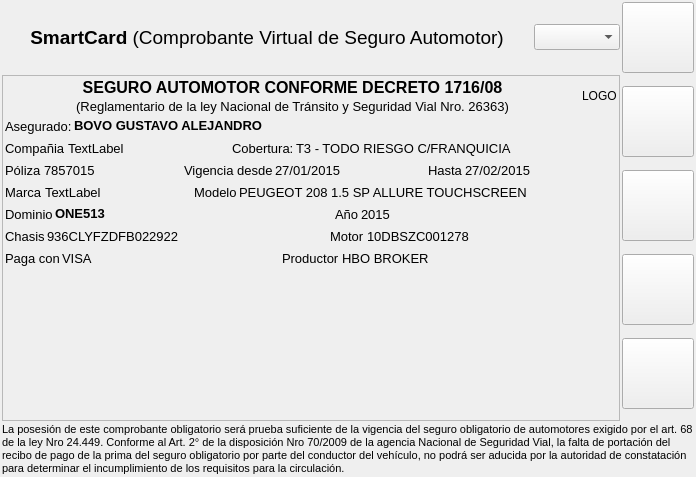
This is dominioAsegurado/mainwindow.ui in diegowald/dominioSeguro as Qt 5 draws it before an edit. The edited form follows.
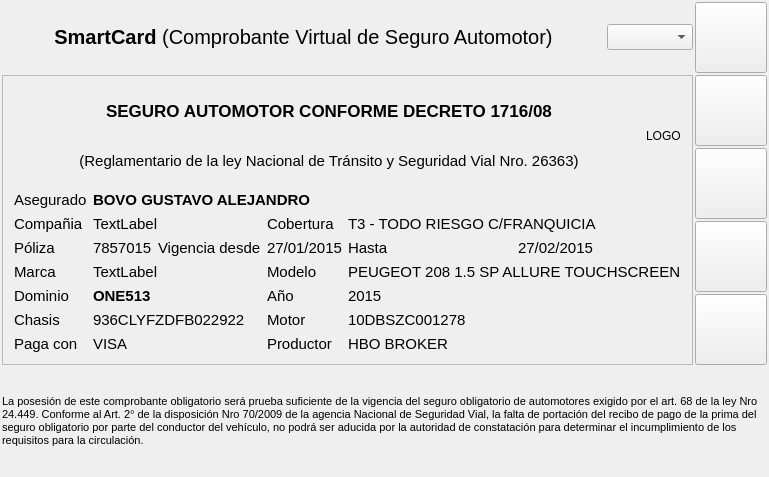
This is the edited form. Icons and pictures are not drawn.

```diff
--- a/dominioAsegurado/mainwindow.ui
+++ b/dominioAsegurado/mainwindow.ui
@@ -6,7 +6,7 @@
    <rect>
     <x>0</x>
     <y>0</y>
-    <width>696</width>
+    <width>752</width>
     <height>477</height>
    </rect>
   </property>
@@ -56,7 +56,7 @@
         </property>
         <property name="font">
          <font>
-          <pointsize>14</pointsize>
+          <pointsize>15</pointsize>
          </font>
         </property>
         <property name="text">
@@ -119,21 +119,6 @@
          <number>1</number>
         </property>
         <layout class="QVBoxLayout" name="verticalLayout_3">
-         <property name="spacing">
-          <number>2</number>
-         </property>
-         <property name="leftMargin">
-          <number>2</number>
-         </property>
-         <property name="topMargin">
-          <number>2</number>
-         </property>
-         <property name="rightMargin">
-          <number>2</number>
-         </property>
-         <property name="bottomMargin">
-          <number>2</number>
-         </property>
          <item>
           <layout class="QHBoxLayout" name="horizontalLayout_2">
            <property name="spacing">
@@ -154,7 +139,7 @@
                </property>
                <property name="font">
                 <font>
-                 <pointsize>12</pointsize>
+                 <pointsize>13</pointsize>
                 </font>
                </property>
                <property name="text">
@@ -181,7 +166,7 @@
                </property>
                <property name="font">
                 <font>
-                 <pointsize>10</pointsize>
+                 <pointsize>11</pointsize>
                 </font>
                </property>
                <property name="text">
@@ -191,7 +176,7 @@
                 <set>Qt::AlignCenter</set>
                </property>
                <property name="wordWrap">
-                <bool>false</bool>
+                <bool>true</bool>
                </property>
               </widget>
              </item>
@@ -213,74 +198,18 @@
           </layout>
          </item>
          <item>
-          <layout class="QHBoxLayout" name="horizontalLayout_11">
-           <property name="spacing">
-            <number>2</number>
-           </property>
-           <item>
-            <widget class="QLabel" name="label_5">
-             <property name="font">
-              <font>
-               <pointsize>10</pointsize>
-              </font>
-             </property>
-             <property name="text">
-              <string>Asegurado:</string>
-             </property>
-            </widget>
-           </item>
-           <item>
-            <widget class="QLabel" name="lblAsegurado">
-             <property name="font">
-              <font>
-               <pointsize>10</pointsize>
-              </font>
-             </property>
-             <property name="text">
-              <string>&lt;b&gt;BOVO GUSTAVO ALEJANDRO&lt;/b&gt;</string>
-             </property>
-             <property name="textFormat">
-              <enum>Qt::RichText</enum>
-             </property>
-            </widget>
-           </item>
-           <item>
-            <spacer name="horizontalSpacer_10">
-             <property name="orientation">
-              <enum>Qt::Horizontal</enum>
-             </property>
-             <property name="sizeHint" stdset="0">
-              <size>
-               <width>40</width>
-               <height>20</height>
-              </size>
-             </property>
-            </spacer>
-           </item>
-          </layout>
-         </item>
-         <item>
-          <layout class="QHBoxLayout" name="horizontalLayout_6">
-           <property name="spacing">
-            <number>2</number>
-           </property>
-           <item>
-            <widget class="QLabel" name="lblCompany">
-             <property name="font">
-              <font>
-               <pointsize>10</pointsize>
-              </font>
-             </property>
-             <property name="text">
-              <string>Compañia</string>
-             </property>
-            </widget>
-           </item>
-           <item>
+          <layout class="QGridLayout" name="gridLayout">
+           <item row="1" column="1" colspan="2">
             <widget class="QLabel" name="lblCompania">
+             <property name="sizePolicy">
+              <sizepolicy hsizetype="Preferred" vsizetype="Preferred">
+               <horstretch>0</horstretch>
+               <verstretch>0</verstretch>
+              </sizepolicy>
+             </property>
              <property name="font">
               <font>
-               <pointsize>10</pointsize>
+               <pointsize>11</pointsize>
               </font>
              </property>
              <property name="text">
@@ -288,105 +217,23 @@
              </property>
             </widget>
            </item>
-           <item>
-            <spacer name="horizontalSpacer_9">
-             <property name="orientation">
-              <enum>Qt::Horizontal</enum>
-             </property>
-             <property name="sizeHint" stdset="0">
-              <size>
-               <width>40</width>
-               <height>20</height>
-              </size>
-             </property>
-            </spacer>
-           </item>
-           <item>
-            <widget class="QLabel" name="label_7">
+           <item row="4" column="1" colspan="2">
+            <widget class="QLabel" name="lblDominio">
              <property name="font">
               <font>
-               <pointsize>10</pointsize>
+               <pointsize>11</pointsize>
               </font>
              </property>
              <property name="text">
-              <string>Cobertura:</string>
+              <string>&lt;html&gt;&lt;head/&gt;&lt;body&gt;&lt;p&gt;&lt;span style=&quot; font-weight:600;&quot;&gt;ONE513&lt;/span&gt;&lt;/p&gt;&lt;/body&gt;&lt;/html&gt;</string>
              </property>
             </widget>
            </item>
-           <item>
-            <widget class="QLabel" name="lblCobertura">
-             <property name="font">
-              <font>
-               <pointsize>10</pointsize>
-              </font>
-             </property>
-             <property name="text">
-              <string>T3 - TODO RIESGO C/FRANQUICIA</string>
-             </property>
-            </widget>
-           </item>
-           <item>
-            <spacer name="horizontalSpacer_13">
-             <property name="orientation">
-              <enum>Qt::Horizontal</enum>
-             </property>
-             <property name="sizeHint" stdset="0">
-              <size>
-               <width>40</width>
-               <height>20</height>
-              </size>
-             </property>
-            </spacer>
-           </item>
-          </layout>
-         </item>
-         <item>
-          <layout class="QHBoxLayout" name="horizontalLayout_5">
-           <property name="spacing">
-            <number>2</number>
-           </property>
-           <item>
-            <widget class="QLabel" name="label_9">
-             <property name="font">
-              <font>
-               <pointsize>10</pointsize>
-              </font>
-             </property>
-             <property name="text">
-              <string>Póliza</string>
-             </property>
-            </widget>
-           </item>
-           <item>
-            <widget class="QLabel" name="lblPoliza">
-             <property name="font">
-              <font>
-               <pointsize>10</pointsize>
-              </font>
-             </property>
-             <property name="text">
-              <string>7857015</string>
-             </property>
-            </widget>
-           </item>
-           <item>
-            <spacer name="horizontalSpacer_8">
-             <property name="orientation">
-              <enum>Qt::Horizontal</enum>
-             </property>
-             <property name="sizeHint" stdset="0">
-              <size>
-               <width>40</width>
-               <height>20</height>
-              </size>
-             </property>
-            </spacer>
-           </item>
-           <item>
+           <item row="2" column="2">
             <widget class="QLabel" name="label_3">
              <property name="font">
               <font>
-               <pointsize>10</pointsize>
+               <pointsize>11</pointsize>
               </font>
              </property>
              <property name="text">
@@ -394,80 +241,11 @@
              </property>
             </widget>
            </item>
-           <item>
-            <widget class="QLabel" name="lblVigenciaDesde">
-             <property name="font">
-              <font>
-               <pointsize>10</pointsize>
-              </font>
-             </property>
-             <property name="text">
-              <string>27/01/2015</string>
-             </property>
-            </widget>
-           </item>
-           <item>
-            <spacer name="horizontalSpacer_7">
-             <property name="orientation">
-              <enum>Qt::Horizontal</enum>
-             </property>
-             <property name="sizeHint" stdset="0">
-              <size>
-               <width>40</width>
-               <height>20</height>
-              </size>
-             </property>
-            </spacer>
-           </item>
-           <item>
-            <widget class="QLabel" name="label_11">
-             <property name="font">
-              <font>
-               <pointsize>10</pointsize>
-              </font>
-             </property>
-             <property name="text">
-              <string>Hasta</string>
-             </property>
-            </widget>
-           </item>
-           <item>
-            <widget class="QLabel" name="lblVigenciaHasta">
-             <property name="font">
-              <font>
-               <pointsize>10</pointsize>
-              </font>
-             </property>
-             <property name="text">
-              <string>27/02/2015</string>
-             </property>
-            </widget>
-           </item>
-           <item>
-            <spacer name="horizontalSpacer_16">
-             <property name="orientation">
-              <enum>Qt::Horizontal</enum>
-             </property>
-             <property name="sizeHint" stdset="0">
-              <size>
-               <width>40</width>
-               <height>20</height>
-              </size>
-             </property>
-            </spacer>
-           </item>
-          </layout>
-         </item>
-         <item>
-          <layout class="QHBoxLayout" name="horizontalLayout_7">
-           <property name="spacing">
-            <number>2</number>
-           </property>
-           <item>
+           <item row="3" column="0">
             <widget class="QLabel" name="label_6">
              <property name="font">
               <font>
-               <pointsize>10</pointsize>
+               <pointsize>11</pointsize>
               </font>
              </property>
              <property name="text">
@@ -475,48 +253,98 @@
              </property>
             </widget>
            </item>
-           <item>
-            <widget class="QLabel" name="lblMarca">
+           <item row="2" column="4">
+            <widget class="QLabel" name="label_11">
              <property name="font">
               <font>
-               <pointsize>10</pointsize>
+               <pointsize>11</pointsize>
               </font>
              </property>
              <property name="text">
-              <string>TextLabel</string>
+              <string>Hasta</string>
              </property>
             </widget>
            </item>
-           <item>
-            <spacer name="horizontalSpacer_14">
-             <property name="orientation">
-              <enum>Qt::Horizontal</enum>
+           <item row="1" column="3">
+            <widget class="QLabel" name="label_7">
+             <property name="font">
+              <font>
+               <pointsize>11</pointsize>
+              </font>
              </property>
-             <property name="sizeHint" stdset="0">
-              <size>
-               <width>40</width>
-               <height>20</height>
-              </size>
+             <property name="text">
+              <string>Cobertura</string>
              </property>
-            </spacer>
+            </widget>
            </item>
-           <item>
-            <widget class="QLabel" name="label_12">
+           <item row="1" column="4" colspan="2">
+            <widget class="QLabel" name="lblCobertura">
+             <property name="sizePolicy">
+              <sizepolicy hsizetype="Preferred" vsizetype="Preferred">
+               <horstretch>0</horstretch>
+               <verstretch>0</verstretch>
+              </sizepolicy>
+             </property>
              <property name="font">
               <font>
-               <pointsize>10</pointsize>
+               <pointsize>11</pointsize>
               </font>
              </property>
              <property name="text">
-              <string>Modelo</string>
+              <string>T3 - TODO RIESGO C/FRANQUICIA</string>
              </property>
             </widget>
            </item>
-           <item>
+           <item row="4" column="4">
+            <widget class="QLabel" name="lblAnio">
+             <property name="font">
+              <font>
+               <pointsize>11</pointsize>
+              </font>
+             </property>
+             <property name="text">
+              <string>2015</string>
+             </property>
+            </widget>
+           </item>
+           <item row="0" column="0">
+            <widget class="QLabel" name="label_5">
+             <property name="font">
+              <font>
+               <pointsize>11</pointsize>
+              </font>
+             </property>
+             <property name="text">
+              <string>Asegurado</string>
+             </property>
+            </widget>
+           </item>
+           <item row="1" column="0">
+            <widget class="QLabel" name="lblCompany">
+             <property name="sizePolicy">
+              <sizepolicy hsizetype="Minimum" vsizetype="Preferred">
+               <horstretch>0</horstretch>
+               <verstretch>0</verstretch>
+              </sizepolicy>
+             </property>
+             <property name="font">
+              <font>
+               <pointsize>11</pointsize>
+              </font>
+             </property>
+             <property name="text">
+              <string>Compañia</string>
+             </property>
+             <property name="textInteractionFlags">
+              <set>Qt::NoTextInteraction</set>
+             </property>
+            </widget>
+           </item>
+           <item row="3" column="4" colspan="2">
             <widget class="QLabel" name="lblModelo">
              <property name="font">
               <font>
-               <pointsize>10</pointsize>
+               <pointsize>11</pointsize>
               </font>
              </property>
              <property name="text">
@@ -524,31 +352,23 @@
              </property>
             </widget>
            </item>
-           <item>
-            <spacer name="horizontalSpacer_15">
-             <property name="orientation">
-              <enum>Qt::Horizontal</enum>
+           <item row="3" column="3">
+            <widget class="QLabel" name="label_12">
+             <property name="font">
+              <font>
+               <pointsize>11</pointsize>
+              </font>
              </property>
-             <property name="sizeHint" stdset="0">
-              <size>
-               <width>40</width>
-               <height>20</height>
-              </size>
+             <property name="text">
+              <string>Modelo</string>
              </property>
-            </spacer>
+            </widget>
            </item>
-          </layout>
-         </item>
-         <item>
-          <layout class="QHBoxLayout" name="horizontalLayout_8">
-           <property name="spacing">
-            <number>2</number>
-           </property>
-           <item>
+           <item row="4" column="0">
             <widget class="QLabel" name="label_14">
              <property name="font">
               <font>
-               <pointsize>10</pointsize>
+               <pointsize>11</pointsize>
               </font>
              </property>
              <property name="text">
@@ -556,36 +376,35 @@
              </property>
             </widget>
            </item>
-           <item>
-            <widget class="QLabel" name="lblDominio">
+           <item row="3" column="1" colspan="2">
+            <widget class="QLabel" name="lblMarca">
              <property name="font">
               <font>
-               <pointsize>10</pointsize>
+               <pointsize>11</pointsize>
               </font>
              </property>
              <property name="text">
-              <string>&lt;html&gt;&lt;head/&gt;&lt;body&gt;&lt;p&gt;&lt;span style=&quot; font-weight:600;&quot;&gt;ONE513&lt;/span&gt;&lt;/p&gt;&lt;/body&gt;&lt;/html&gt;</string>
+              <string>TextLabel</string>
              </property>
             </widget>
            </item>
-           <item>
-            <spacer name="horizontalSpacer">
-             <property name="orientation">
-              <enum>Qt::Horizontal</enum>
+           <item row="2" column="3">
+            <widget class="QLabel" name="lblVigenciaDesde">
+             <property name="font">
+              <font>
+               <pointsize>11</pointsize>
+              </font>
              </property>
-             <property name="sizeHint" stdset="0">
-              <size>
-               <width>40</width>
-               <height>20</height>
-              </size>
+             <property name="text">
+              <string>27/01/2015</string>
              </property>
-            </spacer>
+            </widget>
            </item>
-           <item>
+           <item row="4" column="3">
             <widget class="QLabel" name="label_16">
              <property name="font">
               <font>
-               <pointsize>10</pointsize>
+               <pointsize>11</pointsize>
               </font>
              </property>
              <property name="text">
@@ -593,43 +412,77 @@
              </property>
             </widget>
            </item>
-           <item>
-            <widget class="QLabel" name="lblAnio">
+           <item row="2" column="5">
+            <widget class="QLabel" name="lblVigenciaHasta">
              <property name="font">
               <font>
-               <pointsize>10</pointsize>
+               <pointsize>11</pointsize>
               </font>
              </property>
              <property name="text">
-              <string>2015</string>
+              <string>27/02/2015</string>
              </property>
             </widget>
            </item>
-           <item>
-            <spacer name="horizontalSpacer_2">
-             <property name="orientation">
-              <enum>Qt::Horizontal</enum>
+           <item row="2" column="1">
+            <widget class="QLabel" name="lblPoliza">
+             <property name="font">
+              <font>
+               <pointsize>11</pointsize>
+              </font>
              </property>
-             <property name="sizeHint" stdset="0">
+             <property name="text">
+              <string>7857015</string>
+             </property>
+            </widget>
+           </item>
+           <item row="2" column="0">
+            <widget class="QLabel" name="label_9">
+             <property name="font">
+              <font>
+               <pointsize>11</pointsize>
+              </font>
+             </property>
+             <property name="text">
+              <string>Póliza</string>
+             </property>
+            </widget>
+           </item>
+           <item row="0" column="1" colspan="5">
+            <widget class="QLabel" name="lblAsegurado">
+             <property name="sizePolicy">
+              <sizepolicy hsizetype="Preferred" vsizetype="Preferred">
+               <horstretch>0</horstretch>
+               <verstretch>0</verstretch>
+              </sizepolicy>
+             </property>
+             <property name="minimumSize">
               <size>
-               <width>40</width>
-               <height>20</height>
+               <width>0</width>
+               <height>0</height>
               </size>
              </property>
-            </spacer>
+             <property name="font">
+              <font>
+               <pointsize>11</pointsize>
+              </font>
+             </property>
+             <property name="text">
+              <string>&lt;b&gt;BOVO GUSTAVO ALEJANDRO&lt;/b&gt;</string>
+             </property>
+             <property name="textFormat">
+              <enum>Qt::RichText</enum>
+             </property>
+             <property name="indent">
+              <number>0</number>
+             </property>
+            </widget>
            </item>
-          </layout>
-         </item>
-         <item>
-          <layout class="QHBoxLayout" name="horizontalLayout_9">
-           <property name="spacing">
-            <number>2</number>
-           </property>
-           <item>
+           <item row="5" column="0">
             <widget class="QLabel" name="label_18">
              <property name="font">
               <font>
-               <pointsize>10</pointsize>
+               <pointsize>11</pointsize>
               </font>
              </property>
              <property name="text">
@@ -637,36 +490,11 @@
              </property>
             </widget>
            </item>
-           <item>
-            <widget class="QLabel" name="lblChasis">
-             <property name="font">
-              <font>
-               <pointsize>10</pointsize>
-              </font>
-             </property>
-             <property name="text">
-              <string>936CLYFZDFB022922</string>
-             </property>
-            </widget>
-           </item>
-           <item>
-            <spacer name="horizontalSpacer_3">
-             <property name="orientation">
-              <enum>Qt::Horizontal</enum>
-             </property>
-             <property name="sizeHint" stdset="0">
-              <size>
-               <width>40</width>
-               <height>20</height>
-              </size>
-             </property>
-            </spacer>
-           </item>
-           <item>
+           <item row="5" column="3">
             <widget class="QLabel" name="label_20">
              <property name="font">
               <font>
-               <pointsize>10</pointsize>
+               <pointsize>11</pointsize>
               </font>
              </property>
              <property name="text">
@@ -674,43 +502,11 @@
              </property>
             </widget>
            </item>
-           <item>
-            <widget class="QLabel" name="lblMotor">
-             <property name="font">
-              <font>
-               <pointsize>10</pointsize>
-              </font>
-             </property>
-             <property name="text">
-              <string>10DBSZC001278</string>
-             </property>
-            </widget>
-           </item>
-           <item>
-            <spacer name="horizontalSpacer_4">
-             <property name="orientation">
-              <enum>Qt::Horizontal</enum>
-             </property>
-             <property name="sizeHint" stdset="0">
-              <size>
-               <width>40</width>
-               <height>20</height>
-              </size>
-             </property>
-            </spacer>
-           </item>
-          </layout>
-         </item>
-         <item>
-          <layout class="QHBoxLayout" name="horizontalLayout_10">
-           <property name="spacing">
-            <number>2</number>
-           </property>
-           <item>
+           <item row="6" column="0">
             <widget class="QLabel" name="label_22">
              <property name="font">
               <font>
-               <pointsize>10</pointsize>
+               <pointsize>11</pointsize>
               </font>
              </property>
              <property name="text">
@@ -718,36 +514,11 @@
              </property>
             </widget>
            </item>
-           <item>
-            <widget class="QLabel" name="lblMedioPago">
-             <property name="font">
-              <font>
-               <pointsize>10</pointsize>
-              </font>
-             </property>
-             <property name="text">
-              <string>VISA</string>
-             </property>
-            </widget>
-           </item>
-           <item>
-            <spacer name="horizontalSpacer_6">
-             <property name="orientation">
-              <enum>Qt::Horizontal</enum>
-             </property>
-             <property name="sizeHint" stdset="0">
-              <size>
-               <width>40</width>
-               <height>20</height>
-              </size>
-             </property>
-            </spacer>
-           </item>
-           <item>
+           <item row="6" column="3">
             <widget class="QLabel" name="label_24">
              <property name="font">
               <font>
-               <pointsize>10</pointsize>
+               <pointsize>11</pointsize>
               </font>
              </property>
              <property name="text">
@@ -755,11 +526,23 @@
              </property>
             </widget>
            </item>
-           <item>
+           <item row="6" column="1" colspan="2">
+            <widget class="QLabel" name="lblMedioPago">
+             <property name="font">
+              <font>
+               <pointsize>11</pointsize>
+              </font>
+             </property>
+             <property name="text">
+              <string>VISA</string>
+             </property>
+            </widget>
+           </item>
+           <item row="6" column="4" colspan="2">
             <widget class="QLabel" name="lblProductor">
              <property name="font">
               <font>
-               <pointsize>10</pointsize>
+               <pointsize>11</pointsize>
               </font>
              </property>
              <property name="text">
@@ -767,34 +550,32 @@
              </property>
             </widget>
            </item>
-           <item>
-            <spacer name="horizontalSpacer_5">
-             <property name="orientation">
-              <enum>Qt::Horizontal</enum>
+           <item row="5" column="1" colspan="2">
+            <widget class="QLabel" name="lblChasis">
+             <property name="font">
+              <font>
+               <pointsize>11</pointsize>
+              </font>
              </property>
-             <property name="sizeHint" stdset="0">
-              <size>
-               <width>40</width>
-               <height>20</height>
-              </size>
+             <property name="text">
+              <string>936CLYFZDFB022922</string>
              </property>
-            </spacer>
+            </widget>
+           </item>
+           <item row="5" column="4" colspan="2">
+            <widget class="QLabel" name="lblMotor">
+             <property name="font">
+              <font>
+               <pointsize>11</pointsize>
+              </font>
+             </property>
+             <property name="text">
+              <string>10DBSZC001278</string>
+             </property>
+            </widget>
            </item>
           </layout>
          </item>
-         <item>
-          <spacer name="verticalSpacer">
-           <property name="orientation">
-            <enum>Qt::Vertical</enum>
-           </property>
-           <property name="sizeHint" stdset="0">
-            <size>
-             <width>20</width>
-             <height>40</height>
-            </size>
-           </property>
-          </spacer>
-         </item>
         </layout>
        </widget>
       </item>
```
